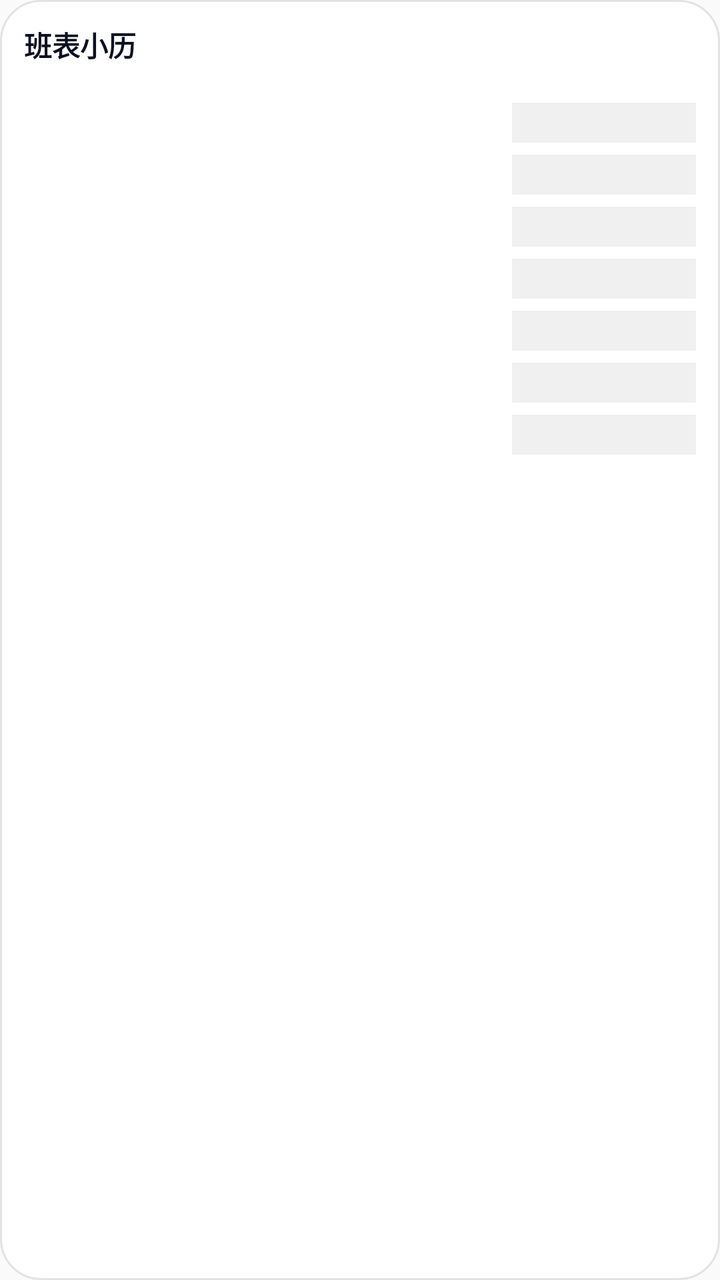
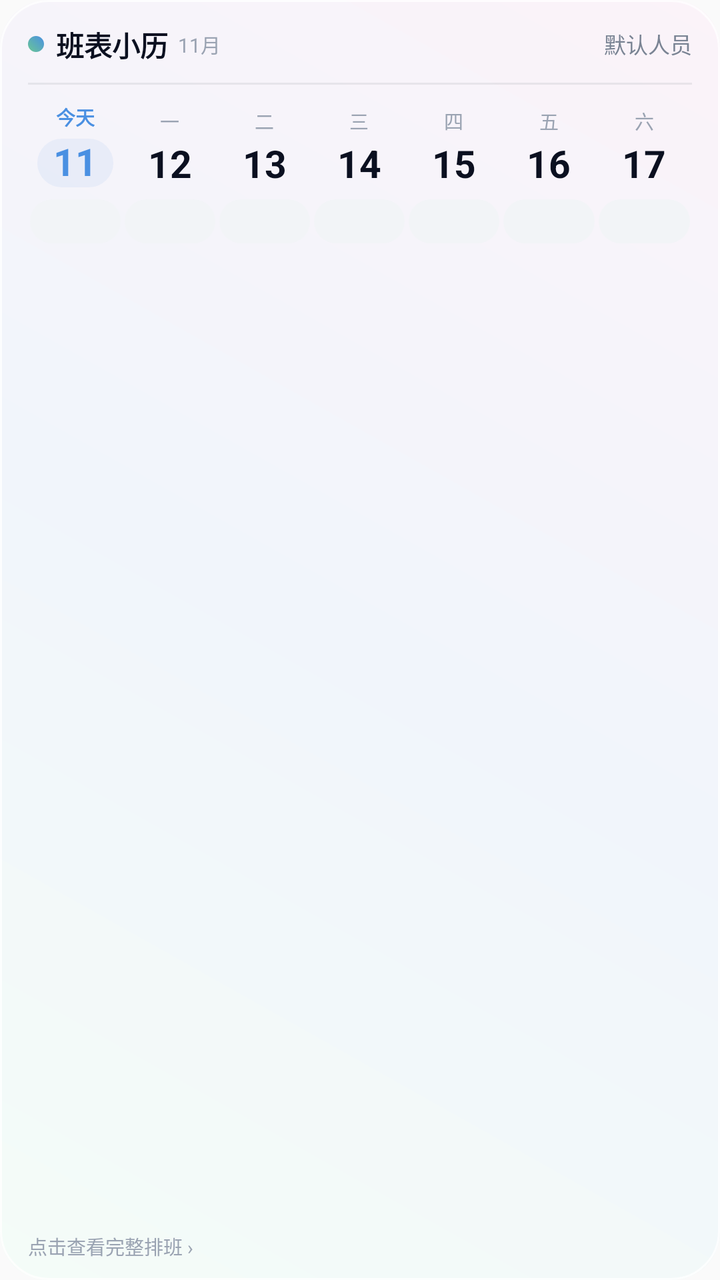

The first picture is an Android layout as it rendered before a commit; the second is the same layout after the commit. The layout source and the unified diff follow.
<!-- AndroidManifest.xml: application theme Theme.Paibanzhushou -->
<!-- res/layout/widget_schedule.xml -->
<?xml version="1.0" encoding="utf-8"?>
<LinearLayout xmlns:android="http://schemas.android.com/apk/res/android"
    android:id="@+id/w_root"
    android:layout_width="match_parent"
    android:layout_height="match_parent"
    android:orientation="vertical"
    android:background="@drawable/widget_bg"
    android:padding="12dp">
    <LinearLayout android:layout_width="match_parent" android:layout_height="wrap_content" android:orientation="horizontal" android:gravity="center_vertical">
        <TextView android:id="@+id/w_title" android:layout_width="wrap_content" android:layout_height="wrap_content" android:text="班表小历" android:textColor="#0B1020" android:textSize="14sp" android:textStyle="bold" />
        <TextView android:id="@+id/w_person" android:layout_width="0dp" android:layout_height="wrap_content" android:layout_weight="1" android:gravity="end" android:text="" android:textColor="#7A8494" android:textSize="12sp" />
    </LinearLayout>
    <TextView android:id="@+id/w_range" android:layout_width="match_parent" android:layout_height="wrap_content" android:layout_marginTop="2dp" android:text="" android:textColor="#9AA3B2" android:textSize="10sp" />
    <LinearLayout android:layout_width="match_parent" android:layout_height="26dp" android:orientation="horizontal" android:gravity="center_vertical">
        <TextView android:id="@+id/w_date0" android:layout_width="0dp" android:layout_height="wrap_content" android:layout_weight="1" android:text="" android:textColor="#333333" android:textSize="12sp" />
        <TextView android:id="@+id/w_ban0" android:layout_width="92dp" android:layout_height="20dp" android:gravity="center" android:text="" android:textColor="#FFFFFF" android:textSize="11sp" android:background="#F0F0F0" />
    </LinearLayout>
    <LinearLayout android:layout_width="match_parent" android:layout_height="26dp" android:orientation="horizontal" android:gravity="center_vertical">
        <TextView android:id="@+id/w_date1" android:layout_width="0dp" android:layout_height="wrap_content" android:layout_weight="1" android:text="" android:textColor="#333333" android:textSize="12sp" />
        <TextView android:id="@+id/w_ban1" android:layout_width="92dp" android:layout_height="20dp" android:gravity="center" android:text="" android:textColor="#FFFFFF" android:textSize="11sp" android:background="#F0F0F0" />
    </LinearLayout>
    <LinearLayout android:layout_width="match_parent" android:layout_height="26dp" android:orientation="horizontal" android:gravity="center_vertical">
        <TextView android:id="@+id/w_date2" android:layout_width="0dp" android:layout_height="wrap_content" android:layout_weight="1" android:text="" android:textColor="#333333" android:textSize="12sp" />
        <TextView android:id="@+id/w_ban2" android:layout_width="92dp" android:layout_height="20dp" android:gravity="center" android:text="" android:textColor="#FFFFFF" android:textSize="11sp" android:background="#F0F0F0" />
    </LinearLayout>
    <LinearLayout android:layout_width="match_parent" android:layout_height="26dp" android:orientation="horizontal" android:gravity="center_vertical">
        <TextView android:id="@+id/w_date3" android:layout_width="0dp" android:layout_height="wrap_content" android:layout_weight="1" android:text="" android:textColor="#333333" android:textSize="12sp" />
        <TextView android:id="@+id/w_ban3" android:layout_width="92dp" android:layout_height="20dp" android:gravity="center" android:text="" android:textColor="#FFFFFF" android:textSize="11sp" android:background="#F0F0F0" />
    </LinearLayout>
    <LinearLayout android:layout_width="match_parent" android:layout_height="26dp" android:orientation="horizontal" android:gravity="center_vertical">
        <TextView android:id="@+id/w_date4" android:layout_width="0dp" android:layout_height="wrap_content" android:layout_weight="1" android:text="" android:textColor="#333333" android:textSize="12sp" />
        <TextView android:id="@+id/w_ban4" android:layout_width="92dp" android:layout_height="20dp" android:gravity="center" android:text="" android:textColor="#FFFFFF" android:textSize="11sp" android:background="#F0F0F0" />
    </LinearLayout>
    <LinearLayout android:layout_width="match_parent" android:layout_height="26dp" android:orientation="horizontal" android:gravity="center_vertical">
        <TextView android:id="@+id/w_date5" android:layout_width="0dp" android:layout_height="wrap_content" android:layout_weight="1" android:text="" android:textColor="#333333" android:textSize="12sp" />
        <TextView android:id="@+id/w_ban5" android:layout_width="92dp" android:layout_height="20dp" android:gravity="center" android:text="" android:textColor="#FFFFFF" android:textSize="11sp" android:background="#F0F0F0" />
    </LinearLayout>
    <LinearLayout android:layout_width="match_parent" android:layout_height="26dp" android:orientation="horizontal" android:gravity="center_vertical">
        <TextView android:id="@+id/w_date6" android:layout_width="0dp" android:layout_height="wrap_content" android:layout_weight="1" android:text="" android:textColor="#333333" android:textSize="12sp" />
        <TextView android:id="@+id/w_ban6" android:layout_width="92dp" android:layout_height="20dp" android:gravity="center" android:text="" android:textColor="#FFFFFF" android:textSize="11sp" android:background="#F0F0F0" />
    </LinearLayout>
</LinearLayout>
<!-- resources referenced by this layout -->
<resources>
  <!-- drawable widget_bg (drawable) -->
  <?xml version="1.0" encoding="utf-8"?>
  <shape xmlns:android="http://schemas.android.com/apk/res/android" android:shape="rectangle">
      <solid android:color="#F5FFFFFF" />
      <corners android:radius="20dp" />
      <stroke android:width="1dp" android:color="#1A000000" />
  </shape>
  <style name="Theme.Paibanzhushou" parent="android:Theme.Material.Light.NoActionBar" />
</resources>

<!-- the commit's change to res/layout/widget_schedule.xml (unified diff, before → after) -->
@@ -3,40 +3,392 @@
     android:id="@+id/w_root"
     android:layout_width="match_parent"
     android:layout_height="match_parent"
+    android:background="@drawable/widget_bg"
     android:orientation="vertical"
-    android:background="@drawable/widget_bg"
-    android:padding="12dp">
-    <LinearLayout android:layout_width="match_parent" android:layout_height="wrap_content" android:orientation="horizontal" android:gravity="center_vertical">
-        <TextView android:id="@+id/w_title" android:layout_width="wrap_content" android:layout_height="wrap_content" android:text="班表小历" android:textColor="#0B1020" android:textSize="14sp" android:textStyle="bold" />
-        <TextView android:id="@+id/w_person" android:layout_width="0dp" android:layout_height="wrap_content" android:layout_weight="1" android:gravity="end" android:text="" android:textColor="#7A8494" android:textSize="12sp" />
-    </LinearLayout>
-    <TextView android:id="@+id/w_range" android:layout_width="match_parent" android:layout_height="wrap_content" android:layout_marginTop="2dp" android:text="" android:textColor="#9AA3B2" android:textSize="10sp" />
-    <LinearLayout android:layout_width="match_parent" android:layout_height="26dp" android:orientation="horizontal" android:gravity="center_vertical">
-        <TextView android:id="@+id/w_date0" android:layout_width="0dp" android:layout_height="wrap_content" android:layout_weight="1" android:text="" android:textColor="#333333" android:textSize="12sp" />
-        <TextView android:id="@+id/w_ban0" android:layout_width="92dp" android:layout_height="20dp" android:gravity="center" android:text="" android:textColor="#FFFFFF" android:textSize="11sp" android:background="#F0F0F0" />
-    </LinearLayout>
-    <LinearLayout android:layout_width="match_parent" android:layout_height="26dp" android:orientation="horizontal" android:gravity="center_vertical">
-        <TextView android:id="@+id/w_date1" android:layout_width="0dp" android:layout_height="wrap_content" android:layout_weight="1" android:text="" android:textColor="#333333" android:textSize="12sp" />
-        <TextView android:id="@+id/w_ban1" android:layout_width="92dp" android:layout_height="20dp" android:gravity="center" android:text="" android:textColor="#FFFFFF" android:textSize="11sp" android:background="#F0F0F0" />
-    </LinearLayout>
-    <LinearLayout android:layout_width="match_parent" android:layout_height="26dp" android:orientation="horizontal" android:gravity="center_vertical">
-        <TextView android:id="@+id/w_date2" android:layout_width="0dp" android:layout_height="wrap_content" android:layout_weight="1" android:text="" android:textColor="#333333" android:textSize="12sp" />
-        <TextView android:id="@+id/w_ban2" android:layout_width="92dp" android:layout_height="20dp" android:gravity="center" android:text="" android:textColor="#FFFFFF" android:textSize="11sp" android:background="#F0F0F0" />
-    </LinearLayout>
-    <LinearLayout android:layout_width="match_parent" android:layout_height="26dp" android:orientation="horizontal" android:gravity="center_vertical">
-        <TextView android:id="@+id/w_date3" android:layout_width="0dp" android:layout_height="wrap_content" android:layout_weight="1" android:text="" android:textColor="#333333" android:textSize="12sp" />
-        <TextView android:id="@+id/w_ban3" android:layout_width="92dp" android:layout_height="20dp" android:gravity="center" android:text="" android:textColor="#FFFFFF" android:textSize="11sp" android:background="#F0F0F0" />
-    </LinearLayout>
-    <LinearLayout android:layout_width="match_parent" android:layout_height="26dp" android:orientation="horizontal" android:gravity="center_vertical">
-        <TextView android:id="@+id/w_date4" android:layout_width="0dp" android:layout_height="wrap_content" android:layout_weight="1" android:text="" android:textColor="#333333" android:textSize="12sp" />
-        <TextView android:id="@+id/w_ban4" android:layout_width="92dp" android:layout_height="20dp" android:gravity="center" android:text="" android:textColor="#FFFFFF" android:textSize="11sp" android:background="#F0F0F0" />
-    </LinearLayout>
-    <LinearLayout android:layout_width="match_parent" android:layout_height="26dp" android:orientation="horizontal" android:gravity="center_vertical">
-        <TextView android:id="@+id/w_date5" android:layout_width="0dp" android:layout_height="wrap_content" android:layout_weight="1" android:text="" android:textColor="#333333" android:textSize="12sp" />
-        <TextView android:id="@+id/w_ban5" android:layout_width="92dp" android:layout_height="20dp" android:gravity="center" android:text="" android:textColor="#FFFFFF" android:textSize="11sp" android:background="#F0F0F0" />
-    </LinearLayout>
-    <LinearLayout android:layout_width="match_parent" android:layout_height="26dp" android:orientation="horizontal" android:gravity="center_vertical">
-        <TextView android:id="@+id/w_date6" android:layout_width="0dp" android:layout_height="wrap_content" android:layout_weight="1" android:text="" android:textColor="#333333" android:textSize="12sp" />
-        <TextView android:id="@+id/w_ban6" android:layout_width="92dp" android:layout_height="20dp" android:gravity="center" android:text="" android:textColor="#FFFFFF" android:textSize="11sp" android:background="#F0F0F0" />
-    </LinearLayout>
+    android:paddingStart="14dp"
+    android:paddingTop="12dp"
+    android:paddingEnd="14dp"
+    android:paddingBottom="10dp">
+
+    <LinearLayout
+        android:layout_width="match_parent"
+        android:layout_height="wrap_content"
+        android:gravity="center_vertical"
+        android:orientation="horizontal">
+
+        <ImageView
+            android:layout_width="8dp"
+            android:layout_height="8dp"
+            android:layout_marginEnd="6dp"
+            android:background="@drawable/widget_dot"
+            android:contentDescription="@null" />
+
+        <TextView
+            android:id="@+id/w_title"
+            android:layout_width="wrap_content"
+            android:layout_height="wrap_content"
+            android:includeFontPadding="false"
+            android:text="班表小历"
+            android:textColor="#0B1020"
+            android:textSize="14sp"
+            android:textStyle="bold" />
+
+        <TextView
+            android:id="@+id/w_month"
+            android:layout_width="wrap_content"
+            android:layout_height="wrap_content"
+            android:layout_marginStart="5dp"
+            android:includeFontPadding="false"
+            android:text="11月"
+            android:textColor="#9AA3B2"
+            android:textSize="10sp" />
+
+        <ImageView
+            android:layout_width="0dp"
+            android:layout_height="1dp"
+            android:layout_weight="1"
+            android:contentDescription="@null" />
+
+        <TextView
+            android:id="@+id/w_person"
+            android:layout_width="wrap_content"
+            android:layout_height="wrap_content"
+            android:ellipsize="end"
+            android:includeFontPadding="false"
+            android:maxLines="1"
+            android:text="默认人员"
+            android:textColor="#7A8494"
+            android:textSize="11sp" />
+    </LinearLayout>
+
+    <ImageView
+        android:layout_width="match_parent"
+        android:layout_height="1dp"
+        android:layout_marginTop="9dp"
+        android:background="#120B1020"
+        android:contentDescription="@null" />
+
+    <LinearLayout
+        android:layout_width="match_parent"
+        android:layout_height="wrap_content"
+        android:layout_marginTop="9dp"
+        android:baselineAligned="false"
+        android:gravity="bottom"
+        android:orientation="horizontal">
+    <LinearLayout
+        android:layout_width="0dp"
+        android:layout_height="wrap_content"
+        android:layout_weight="1"
+        android:gravity="center_horizontal"
+        android:orientation="vertical">
+        <TextView
+            android:id="@+id/w_day0"
+            android:layout_width="wrap_content"
+            android:layout_height="wrap_content"
+            android:includeFontPadding="false"
+            android:text="今天"
+            android:textColor="#4A90E2"
+            android:textSize="9.5sp"
+            android:textStyle="bold" />
+        <TextView
+            android:id="@+id/w_date0"
+            android:layout_width="wrap_content"
+            android:layout_height="wrap_content"
+            android:layout_marginTop="4dp"
+            android:includeFontPadding="false"
+            android:text="11"
+            android:textColor="#4A90E2"
+            android:textSize="19sp"
+            android:textStyle="bold"
+            android:background="@drawable/widget_today_bg"
+            android:paddingStart="8dp"
+            android:paddingTop="1dp"
+            android:paddingEnd="8dp"
+            android:paddingBottom="1dp" />
+        <TextView
+            android:id="@+id/w_ban0"
+            android:layout_width="match_parent"
+            android:layout_height="22dp"
+            android:layout_marginStart="1dp"
+            android:layout_marginTop="6dp"
+            android:layout_marginEnd="1dp"
+            android:background="@drawable/pill_none"
+            android:gravity="center"
+            android:includeFontPadding="false"
+            android:maxLines="1"
+            android:paddingStart="1dp"
+            android:paddingEnd="1dp"
+            android:text=""
+            android:textColor="#FFFFFF"
+            android:textSize="9.5sp" />
+    </LinearLayout>
+    <LinearLayout
+        android:layout_width="0dp"
+        android:layout_height="wrap_content"
+        android:layout_weight="1"
+        android:gravity="center_horizontal"
+        android:orientation="vertical">
+        <TextView
+            android:id="@+id/w_day1"
+            android:layout_width="wrap_content"
+            android:layout_height="wrap_content"
+            android:includeFontPadding="false"
+            android:text="一"
+            android:textColor="#9AA3B2"
+            android:textSize="9.5sp"
+            android:textStyle="normal" />
+        <TextView
+            android:id="@+id/w_date1"
+            android:layout_width="wrap_content"
+            android:layout_height="wrap_content"
+            android:layout_marginTop="4dp"
+            android:includeFontPadding="false"
+            android:text="12"
+            android:textColor="#0B1020"
+            android:textSize="19sp"
+            android:textStyle="bold" />
+        <TextView
+            android:id="@+id/w_ban1"
+            android:layout_width="match_parent"
+            android:layout_height="22dp"
+            android:layout_marginStart="1dp"
+            android:layout_marginTop="6dp"
+            android:layout_marginEnd="1dp"
+            android:background="@drawable/pill_none"
+            android:gravity="center"
+            android:includeFontPadding="false"
+            android:maxLines="1"
+            android:paddingStart="1dp"
+            android:paddingEnd="1dp"
+            android:text=""
+            android:textColor="#FFFFFF"
+            android:textSize="9.5sp" />
+    </LinearLayout>
+    <LinearLayout
+        android:layout_width="0dp"
+        android:layout_height="wrap_content"
+        android:layout_weight="1"
+        android:gravity="center_horizontal"
+        android:orientation="vertical">
+        <TextView
+            android:id="@+id/w_day2"
+            android:layout_width="wrap_content"
+            android:layout_height="wrap_content"
+            android:includeFontPadding="false"
+            android:text="二"
+            android:textColor="#9AA3B2"
+            android:textSize="9.5sp"
+            android:textStyle="normal" />
+        <TextView
+            android:id="@+id/w_date2"
+            android:layout_width="wrap_content"
+            android:layout_height="wrap_content"
+            android:layout_marginTop="4dp"
+            android:includeFontPadding="false"
+            android:text="13"
+            android:textColor="#0B1020"
+            android:textSize="19sp"
+            android:textStyle="bold" />
+        <TextView
+            android:id="@+id/w_ban2"
+            android:layout_width="match_parent"
+            android:layout_height="22dp"
+            android:layout_marginStart="1dp"
+            android:layout_marginTop="6dp"
+            android:layout_marginEnd="1dp"
+            android:background="@drawable/pill_none"
+            android:gravity="center"
+            android:includeFontPadding="false"
+            android:maxLines="1"
+            android:paddingStart="1dp"
+            android:paddingEnd="1dp"
+            android:text=""
+            android:textColor="#FFFFFF"
+            android:textSize="9.5sp" />
+    </LinearLayout>
+    <LinearLayout
+        android:layout_width="0dp"
+        android:layout_height="wrap_content"
+        android:layout_weight="1"
+        android:gravity="center_horizontal"
+        android:orientation="vertical">
+        <TextView
+            android:id="@+id/w_day3"
+            android:layout_width="wrap_content"
+            android:layout_height="wrap_content"
+            android:includeFontPadding="false"
+            android:text="三"
+            android:textColor="#9AA3B2"
+            android:textSize="9.5sp"
+            android:textStyle="normal" />
+        <TextView
+            android:id="@+id/w_date3"
+            android:layout_width="wrap_content"
+            android:layout_height="wrap_content"
+            android:layout_marginTop="4dp"
+            android:includeFontPadding="false"
+            android:text="14"
+            android:textColor="#0B1020"
+            android:textSize="19sp"
+            android:textStyle="bold" />
+        <TextView
+            android:id="@+id/w_ban3"
+            android:layout_width="match_parent"
+            android:layout_height="22dp"
+            android:layout_marginStart="1dp"
+            android:layout_marginTop="6dp"
+            android:layout_marginEnd="1dp"
+            android:background="@drawable/pill_none"
+            android:gravity="center"
+            android:includeFontPadding="false"
+            android:maxLines="1"
+            android:paddingStart="1dp"
+            android:paddingEnd="1dp"
+            android:text=""
+            android:textColor="#FFFFFF"
+            android:textSize="9.5sp" />
+    </LinearLayout>
+    <LinearLayout
+        android:layout_width="0dp"
+        android:layout_height="wrap_content"
+        android:layout_weight="1"
+        android:gravity="center_horizontal"
+        android:orientation="vertical">
+        <TextView
+            android:id="@+id/w_day4"
+            android:layout_width="wrap_content"
+            android:layout_height="wrap_content"
+            android:includeFontPadding="false"
+            android:text="四"
+            android:textColor="#9AA3B2"
+            android:textSize="9.5sp"
+            android:textStyle="normal" />
+        <TextView
+            android:id="@+id/w_date4"
+            android:layout_width="wrap_content"
+            android:layout_height="wrap_content"
+            android:layout_marginTop="4dp"
+            android:includeFontPadding="false"
+            android:text="15"
+            android:textColor="#0B1020"
+            android:textSize="19sp"
+            android:textStyle="bold" />
+        <TextView
+            android:id="@+id/w_ban4"
+            android:layout_width="match_parent"
+            android:layout_height="22dp"
+            android:layout_marginStart="1dp"
+            android:layout_marginTop="6dp"
+            android:layout_marginEnd="1dp"
+            android:background="@drawable/pill_none"
+            android:gravity="center"
+            android:includeFontPadding="false"
+            android:maxLines="1"
+            android:paddingStart="1dp"
+            android:paddingEnd="1dp"
+            android:text=""
+            android:textColor="#FFFFFF"
+            android:textSize="9.5sp" />
+    </LinearLayout>
+    <LinearLayout
+        android:layout_width="0dp"
+        android:layout_height="wrap_content"
+        android:layout_weight="1"
+        android:gravity="center_horizontal"
+        android:orientation="vertical">
+        <TextView
+            android:id="@+id/w_day5"
+            android:layout_width="wrap_content"
+            android:layout_height="wrap_content"
+            android:includeFontPadding="false"
+            android:text="五"
+            android:textColor="#9AA3B2"
+            android:textSize="9.5sp"
+            android:textStyle="normal" />
+        <TextView
+            android:id="@+id/w_date5"
+            android:layout_width="wrap_content"
+            android:layout_height="wrap_content"
+            android:layout_marginTop="4dp"
+            android:includeFontPadding="false"
+            android:text="16"
+            android:textColor="#0B1020"
+            android:textSize="19sp"
+            android:textStyle="bold" />
+        <TextView
+            android:id="@+id/w_ban5"
+            android:layout_width="match_parent"
+            android:layout_height="22dp"
+            android:layout_marginStart="1dp"
+            android:layout_marginTop="6dp"
+            android:layout_marginEnd="1dp"
+            android:background="@drawable/pill_none"
+            android:gravity="center"
+            android:includeFontPadding="false"
+            android:maxLines="1"
+            android:paddingStart="1dp"
+            android:paddingEnd="1dp"
+            android:text=""
+            android:textColor="#FFFFFF"
+            android:textSize="9.5sp" />
+    </LinearLayout>
+    <LinearLayout
+        android:layout_width="0dp"
+        android:layout_height="wrap_content"
+        android:layout_weight="1"
+        android:gravity="center_horizontal"
+        android:orientation="vertical">
+        <TextView
+            android:id="@+id/w_day6"
+            android:layout_width="wrap_content"
+            android:layout_height="wrap_content"
+            android:includeFontPadding="false"
+            android:text="六"
+            android:textColor="#9AA3B2"
+            android:textSize="9.5sp"
+            android:textStyle="normal" />
+        <TextView
+            android:id="@+id/w_date6"
+            android:layout_width="wrap_content"
+            android:layout_height="wrap_content"
+            android:layout_marginTop="4dp"
+            android:includeFontPadding="false"
+            android:text="17"
+            android:textColor="#0B1020"
+            android:textSize="19sp"
+            android:textStyle="bold" />
+        <TextView
+            android:id="@+id/w_ban6"
+            android:layout_width="match_parent"
+            android:layout_height="22dp"
+            android:layout_marginStart="1dp"
+            android:layout_marginTop="6dp"
+            android:layout_marginEnd="1dp"
+            android:background="@drawable/pill_none"
+            android:gravity="center"
+            android:includeFontPadding="false"
+            android:maxLines="1"
+            android:paddingStart="1dp"
+            android:paddingEnd="1dp"
+            android:text=""
+            android:textColor="#FFFFFF"
+            android:textSize="9.5sp" />
+    </LinearLayout>
+    </LinearLayout>
+
+    <ImageView
+        android:layout_width="match_parent"
+        android:layout_height="0dp"
+        android:layout_weight="1"
+        android:contentDescription="@null" />
+
+    <TextView
+        android:id="@+id/w_hint"
+        android:layout_width="match_parent"
+        android:layout_height="wrap_content"
+        android:includeFontPadding="false"
+        android:layout_marginTop="6dp"
+        android:text="点击查看完整排班 ›"
+        android:textColor="#9AA3B2"
+        android:textSize="9.5sp" />
 </LinearLayout>
<!-- resource entries referenced after the edit -->
@@ -1,11 +1,43 @@
 <!-- resources referenced by this layout -->
 <resources>
+  <!-- drawable pill_none (drawable) -->
+  <?xml version="1.0" encoding="utf-8"?>
+  <shape xmlns:android="http://schemas.android.com/apk/res/android" android:shape="rectangle">
+      <solid android:color="#F2F4F7" />
+      <corners android:radius="999dp" />
+  </shape>
   <!-- drawable widget_bg (drawable) -->
   <?xml version="1.0" encoding="utf-8"?>
+  <layer-list xmlns:android="http://schemas.android.com/apk/res/android">
+      <item>
+          <shape android:shape="rectangle">
+              <gradient
+                  android:angle="45"
+                  android:startColor="#F4FCF8"
+                  android:centerColor="#F1F5FB"
+                  android:endColor="#FBF3F9"
+                  android:type="linear" />
+              <corners android:radius="24dp" />
+          </shape>
+      </item>
+      <item>
+          <shape android:shape="rectangle">
+              <stroke android:width="1dp" android:color="#CCFFFFFF" />
+              <corners android:radius="24dp" />
+          </shape>
+      </item>
+  </layer-list>
+  <!-- drawable widget_dot (drawable) -->
+  <?xml version="1.0" encoding="utf-8"?>
+  <shape xmlns:android="http://schemas.android.com/apk/res/android" android:shape="oval">
+      <gradient android:angle="45" android:startColor="#6AC695" android:endColor="#4A90E2" android:type="linear" />
+      <size android:width="8dp" android:height="8dp" />
+  </shape>
+  <!-- drawable widget_today_bg (drawable) -->
+  <?xml version="1.0" encoding="utf-8"?>
   <shape xmlns:android="http://schemas.android.com/apk/res/android" android:shape="rectangle">
-      <solid android:color="#F5FFFFFF" />
-      <corners android:radius="20dp" />
-      <stroke android:width="1dp" android:color="#1A000000" />
+      <solid android:color="#144A90E2" />
+      <corners android:radius="16dp" />
   </shape>
   <style name="Theme.Paibanzhushou" parent="android:Theme.Material.Light.NoActionBar" />
 </resources>
